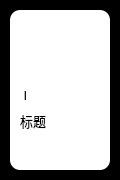
Before: the Qt Designer form src/rightClickHelper/view/management/menuItemCard_package.ui in NWYLZW/right-click-helper, drawn with Qt 5.
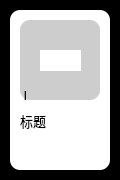
After: the same form once the commit is applied. Icons and pictures are not drawn.

```diff
--- a/src/rightClickHelper/view/management/menuItemCard_package.ui
+++ b/src/rightClickHelper/view/management/menuItemCard_package.ui
@@ -35,7 +35,7 @@
 }
 #maskCard {
 	border-radius: 10px;
-	background-color: rgba(100, 100, 100, .2);
+	background-color: rgba(0, 0, 0, 50);
 }
 
 #edit {
@@ -109,7 +109,7 @@
      <rect>
       <x>20</x>
       <y>20</y>
-      <width>81</width>
+      <width>80</width>
       <height>80</height>
      </rect>
     </property>
@@ -186,8 +186,8 @@
      <rect>
       <x>20</x>
       <y>20</y>
-      <width>81</width>
-      <height>81</height>
+      <width>80</width>
+      <height>80</height>
      </rect>
     </property>
     <property name="styleSheet">
```
